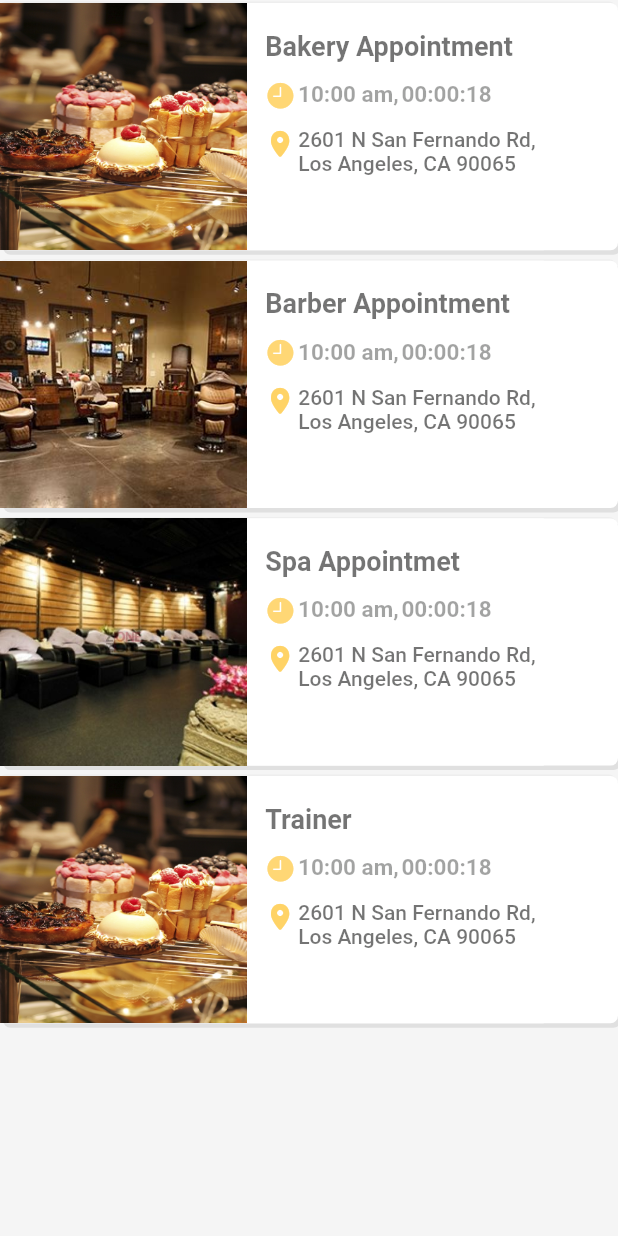
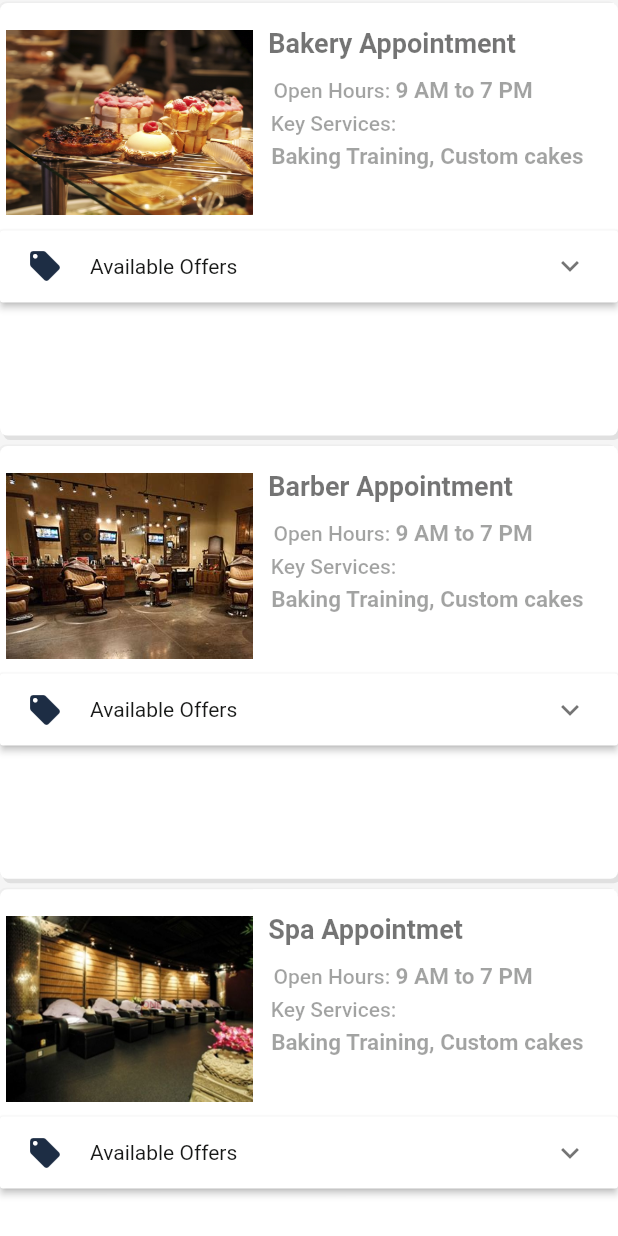
Before and after one commit to nehamdr225/Appointment, a Flutter app: the Subscriptions screen opened directly, on a phone screen of 412 x 824 dp. Run offline on Flutter 3.47's test engine with Material 2 defaults, Android fonts, the phone set to English and light mode, and no system bars; our stand-ins replace rxdart; Roboto replaces fonts that are missing (Montserrat).

```diff
--- /dev/null
+++ b/lib/UI/core/atoms/EPanel.dart
@@ -0,0 +1,63 @@
+import 'package:flutter/foundation.dart';
+import 'package:flutter/material.dart';
+
+class ListItem {
+  final WidgetBuilder bodyBuilder;
+  final title;
+  final String subtitle;
+  bool isExpandedInitially;
+
+  ListItem({
+    @required this.bodyBuilder,
+    this.title,
+    this.subtitle = "",
+    this.isExpandedInitially = false,
+  })  : assert(title != null),
+        assert(bodyBuilder != null);
+
+  ExpansionPanelHeaderBuilder get headerBuilder =>
+      (context, isExpanded) => new Row(
+        children: [
+            new SizedBox(
+                width: 60.0,
+                child: Padding(padding: EdgeInsets.all(8.0),
+                  child: title,
+                )), // new Image.asset(title, height: 20.0, width: 20.0, color: Colors.black87,)),
+            new Text(subtitle)
+          ]);
+}
+
+class EPanel extends StatefulWidget {
+  final List<ListItem> items;
+
+  EPanel(this.items) {
+    assert(new Set.from(items.map((li) => li.subtitle)).length == items.length);
+  }
+
+  @override
+  State<StatefulWidget> createState() => new EPanelState();
+}
+
+class EPanelState extends State<EPanel> {
+  Map<String, bool> expandedByTitle = new Map();
+
+  @override
+  Widget build(BuildContext context) {
+    return ExpansionPanelList(
+        children: widget.items
+            .map(
+              (item) => new ExpansionPanel(
+                  headerBuilder: item.headerBuilder,
+                  body: new Builder(builder: item.bodyBuilder),
+                  isExpanded: expandedByTitle[item.subtitle] ??
+                      item.isExpandedInitially),
+            )
+            .toList(growable: false),
+        expansionCallback: (int index, bool isExpanded) {
+          setState(() {
+            expandedByTitle[widget.items[index].subtitle] = !isExpanded;
+          });
+        },
+    );
+  }
+}
--- a/lib/UI/pages/SubsPage/Subscription/Subscriptions.dart
+++ b/lib/UI/pages/SubsPage/Subscription/Subscriptions.dart
@@ -1,5 +1,6 @@
 import 'package:appointment/UI/pages/SubsPage/atoms/ListCard.dart';
 import 'package:appointment/UI/core/const.dart';
+import 'package:appointment/UI/pages/SubsPage/atoms/Tab1ListCard.dart';
 import 'package:flutter/material.dart';
 
 class Subscriptions extends StatelessWidget {
@@ -11,7 +12,7 @@ class Subscriptions extends StatelessWidget {
       body: ListView.builder(
           itemCount: NearYou.length,
           itemBuilder: (BuildContext context, int index) {
-            return ListCard(
+            return Tab1ListCard(
               name: NearYou[index]['name'],
               caption: NearYou[index]['cap'],
               image: NearYou[index]['src'],
--- a/lib/UI/pages/SubsPage/atoms/Tab1ListCard.dart
+++ b/lib/UI/pages/SubsPage/atoms/Tab1ListCard.dart
@@ -1,3 +1,4 @@
+import 'package:appointment/UI/core/atoms/EPanel.dart';
 import 'package:appointment/UI/core/atoms/FancyText.dart';
 import 'package:flutter/material.dart';
 
@@ -22,16 +23,24 @@ class Tab1ListCard extends StatelessWidget {
               BoxShadow(color: Colors.grey[300], offset: Offset(2, 3)),
               BoxShadow(color: Colors.grey[200], offset: Offset(-1, -1))
             ]),
-        child: Row(
+        child: Column(
           children: <Widget>[
-            Image.asset(
+            Row(
+              mainAxisAlignment: MainAxisAlignment.start,
+              crossAxisAlignment: CrossAxisAlignment.start,
+              children: <Widget>[
+                Padding(
+                  padding: const EdgeInsets.only(top: 18.0, left: 4.0),
+                  child: Image.asset(
                     image,
+                    alignment: Alignment.topLeft,
                     fit: BoxFit.cover,
-              height: size.height * 0.20,
+                    height: size.height * 0.15,
                     width: size.width * 0.40,
                   ),
+                ),
                 Container(
-              padding: EdgeInsets.only(top: 18.0, left: 12.0, right: 2.0),
+                  padding: EdgeInsets.only(top: 16.0, left: 10.0, right: 2.0),
                   color: Colors.white,
                   child: Column(
                     mainAxisAlignment: MainAxisAlignment.start,
@@ -49,14 +58,14 @@ class Tab1ListCard extends StatelessWidget {
                           children: <Widget>[
                             FancyText(
                               defaultStyle: true,
-                          text: "Time: ",
+                              text: "Open Hours:  ",
                               size: 14.0,
                               opacity: 0.4,
                               fontWeight: FontWeight.w500,
                             ),
                             FancyText(
                               defaultStyle: true,
-                          text: "10:00 am ",
+                              text: "9 AM to 7 PM",
                               size: 15.0,
                               opacity: 0.4,
                               fontWeight: FontWeight.w600,
@@ -68,21 +77,24 @@ class Tab1ListCard extends StatelessWidget {
                         padding: const EdgeInsets.only(top: 5.0),
                         child: FancyText(
                           defaultStyle: true,
-                      text: "Address: ",
+                          text: "Key Services: ",
                           size: 14.0,
                           opacity: 0.4,
                           fontWeight: FontWeight.w500,
                         ),
                       ),
                       Padding(
-                    padding: const EdgeInsets.only(top:5.0),
+                        padding: const EdgeInsets.only(top: 5.0, left: 2.0),
+                        child: Container(
+                          width: size.width * 0.55,
                           child: FancyText(
                             defaultStyle: true,
-                      text: "2601 N San Fernando Rd, \nLos Angeles, CA 90065",
+                            text: "Baking Training, Custom cakes",
                             size: 15.0,
                             textAlign: TextAlign.start,
                             opacity: 0.4,
                             fontWeight: FontWeight.w600,
+                          ),
                         ),
                       ),
                     ],
@@ -90,6 +102,21 @@ class Tab1ListCard extends StatelessWidget {
                 )
               ],
             ),
+            SizedBox(
+              height: 10,
+            ),
+            EPanel(
+              [
+                ListItem(
+                    title: Icon(Icons.local_offer),
+                    subtitle: "Available Offers",
+                    bodyBuilder: (context) => Column(
+                          children: <Widget>[],
+                        )),
+              ],
+            ),
+          ],
+        ),
       ),
     );
   }
```
Also changed, not shown: lib/UI/core/atoms/FancyText.dart (line endings or trailing spaces), 2 other files. Lines whose indentation alone changed are shown as unchanged.
